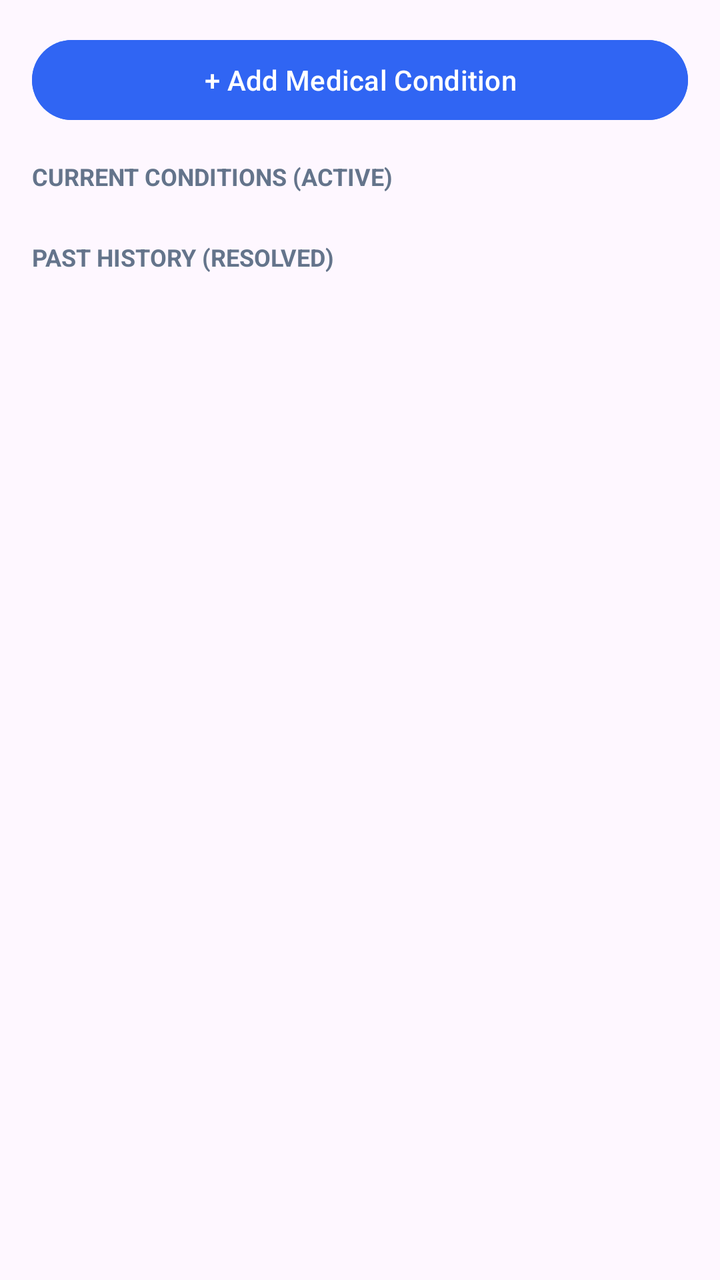
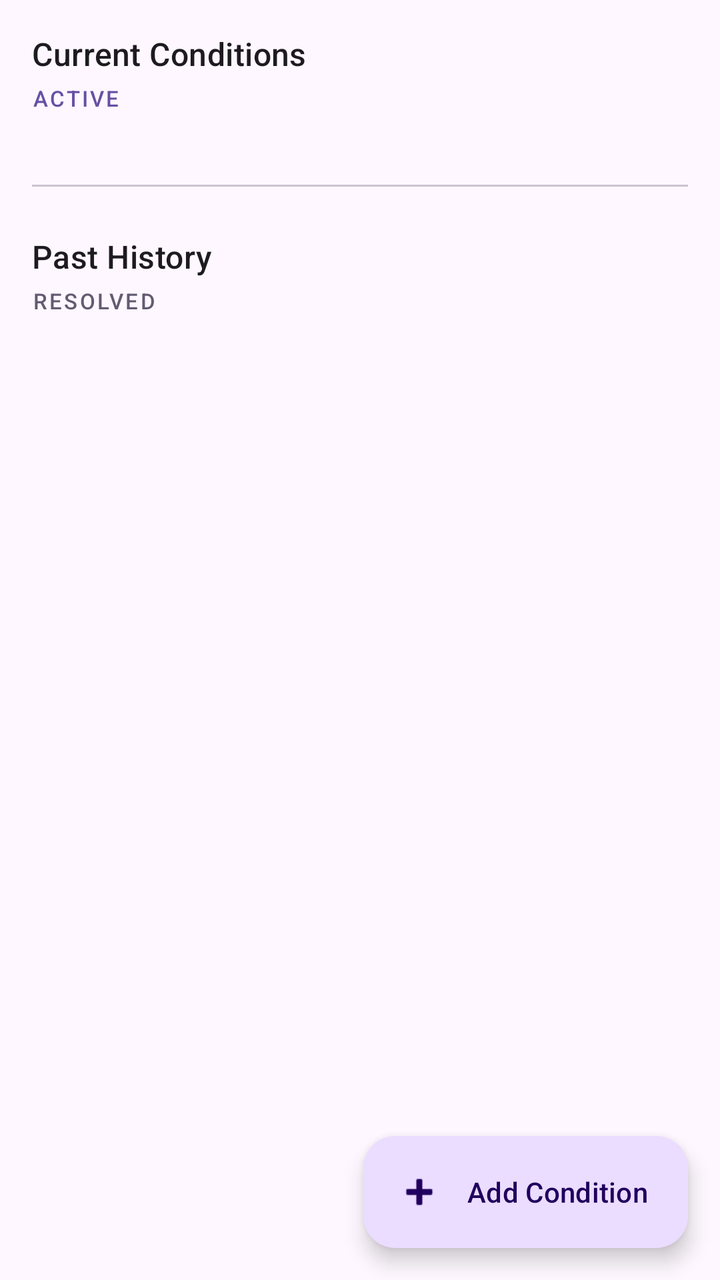

Two renders of the same Android screen: before a commit and after it. Below are the layout's source before the change and the commit's diff.
<!-- AndroidManifest.xml: application theme Theme.Healthcare_app -->
<!-- res/layout/fragment_overview.xml -->
<?xml version="1.0" encoding="utf-8"?>
<LinearLayout xmlns:android="http://schemas.android.com/apk/res/android"
    android:layout_width="match_parent"
    android:layout_height="match_parent"
    android:orientation="vertical"
    android:padding="16dp">

    <Button
        android:id="@+id/btnAddConditionTop"
        android:layout_width="match_parent"
        android:layout_height="wrap_content"
        android:text="+ Add Medical Condition"
        android:backgroundTint="@color/patient_primary_blue"
        android:textColor="@android:color/white"
        android:layout_marginBottom="16dp"/>

    <TextView
        android:layout_width="wrap_content"
        android:layout_height="wrap_content"
        android:text="CURRENT CONDITIONS (ACTIVE)"
        android:textColor="@color/patient_text_secondary"
        android:textSize="12sp"
        android:textStyle="bold" />

    <androidx.recyclerview.widget.RecyclerView
        android:id="@+id/recyclerViewActiveConditions"
        android:layout_width="match_parent"
        android:layout_height="wrap_content"
        android:layout_marginTop="8dp"
        android:layout_marginBottom="16dp"
        android:clipToPadding="false" />

    <TextView
        android:layout_width="wrap_content"
        android:layout_height="wrap_content"
        android:text="PAST HISTORY (RESOLVED)"
        android:textColor="@color/patient_text_secondary"
        android:textSize="12sp"
        android:textStyle="bold" />

    <androidx.recyclerview.widget.RecyclerView
        android:id="@+id/recyclerViewPastHistory"
        android:layout_width="match_parent"
        android:layout_height="0dp"
        android:layout_weight="1"
        android:layout_marginTop="8dp"
        android:clipToPadding="false" />

</LinearLayout>
<!-- resources referenced by this layout -->
<resources>
  <color name="patient_primary_blue">#3065F3</color>
  <color name="patient_text_secondary">#64748B</color>
  <style name="Theme.Healthcare_app" parent="Base.Theme.Healthcare_app" />
  <style name="Base.Theme.Healthcare_app" parent="Theme.Material3.DayNight.NoActionBar">
      </style>
</resources>

<!-- the commit's change to res/layout/fragment_overview.xml (unified diff, before → after) -->
@@ -1,49 +1,90 @@
 <?xml version="1.0" encoding="utf-8"?>
-<LinearLayout xmlns:android="http://schemas.android.com/apk/res/android"
+<androidx.coordinatorlayout.widget.CoordinatorLayout xmlns:android="http://schemas.android.com/apk/res/android"
+    xmlns:app="http://schemas.android.com/apk/res-auto"
     android:layout_width="match_parent"
-    android:layout_height="match_parent"
-    android:orientation="vertical"
-    android:padding="16dp">
+    android:layout_height="match_parent">
 
-    <Button
+    <androidx.core.widget.NestedScrollView
+        android:layout_width="match_parent"
+        android:layout_height="match_parent">
+
+        <LinearLayout
+            android:layout_width="match_parent"
+            android:layout_height="wrap_content"
+            android:orientation="vertical"
+            android:paddingStart="16dp"
+            android:paddingEnd="16dp"
+            android:paddingTop="16dp"
+            android:paddingBottom="96dp">
+
+            
+            <TextView
+                android:layout_width="match_parent"
+                android:layout_height="wrap_content"
+                android:text="Current Conditions"
+                android:textAppearance="?attr/textAppearanceTitleMedium"
+                android:textColor="?attr/colorOnSurface"
+                android:layout_marginBottom="4dp" />
+
+            <TextView
+                android:layout_width="match_parent"
+                android:layout_height="wrap_content"
+                android:text="ACTIVE"
+                android:textAppearance="?attr/textAppearanceLabelSmall"
+                android:textColor="?attr/colorPrimary"
+                android:letterSpacing="0.1"
+                android:layout_marginBottom="12dp" />
+
+            <androidx.recyclerview.widget.RecyclerView
+                android:id="@+id/recyclerViewActiveConditions"
+                android:layout_width="match_parent"
+                android:layout_height="wrap_content"
+                android:layout_marginBottom="24dp"
+                android:clipToPadding="false"
+                android:nestedScrollingEnabled="false" />
+
+            <com.google.android.material.divider.MaterialDivider
+                android:layout_width="match_parent"
+                android:layout_height="wrap_content"
+                android:layout_marginBottom="24dp"
+                app:dividerColor="?attr/colorOutlineVariant" />
+
+            
+            <TextView
+                android:layout_width="match_parent"
+                android:layout_height="wrap_content"
+                android:text="Past History"
+                android:textAppearance="?attr/textAppearanceTitleMedium"
+                android:textColor="?attr/colorOnSurface"
+                android:layout_marginBottom="4dp" />
+
+            <TextView
+                android:layout_width="match_parent"
+                android:layout_height="wrap_content"
+                android:text="RESOLVED"
+                android:textAppearance="?attr/textAppearanceLabelSmall"
+                android:textColor="?attr/colorSecondary"
+                android:letterSpacing="0.1"
+                android:layout_marginBottom="12dp" />
+
+            <androidx.recyclerview.widget.RecyclerView
+                android:id="@+id/recyclerViewPastHistory"
+                android:layout_width="match_parent"
+                android:layout_height="wrap_content"
+                android:clipToPadding="false"
+                android:nestedScrollingEnabled="false" />
+
+        </LinearLayout>
+
+    </androidx.core.widget.NestedScrollView>
+
+    <com.google.android.material.floatingactionbutton.ExtendedFloatingActionButton
         android:id="@+id/btnAddConditionTop"
-        android:layout_width="match_parent"
-        android:layout_height="wrap_content"
-        android:text="+ Add Medical Condition"
-        android:backgroundTint="@color/patient_primary_blue"
-        android:textColor="@android:color/white"
-        android:layout_marginBottom="16dp"/>
-
-    <TextView
         android:layout_width="wrap_content"
         android:layout_height="wrap_content"
-        android:text="CURRENT CONDITIONS (ACTIVE)"
-        android:textColor="@color/patient_text_secondary"
-        android:textSize="12sp"
-        android:textStyle="bold" />
+        android:layout_gravity="bottom|end"
+        android:layout_margin="16dp"
+        android:text="Add Condition"
+        app:icon="@android:drawable/ic_input_add" />
 
-    <androidx.recyclerview.widget.RecyclerView
-        android:id="@+id/recyclerViewActiveConditions"
-        android:layout_width="match_parent"
-        android:layout_height="wrap_content"
-        android:layout_marginTop="8dp"
-        android:layout_marginBottom="16dp"
-        android:clipToPadding="false" />
-
-    <TextView
-        android:layout_width="wrap_content"
-        android:layout_height="wrap_content"
-        android:text="PAST HISTORY (RESOLVED)"
-        android:textColor="@color/patient_text_secondary"
-        android:textSize="12sp"
-        android:textStyle="bold" />
-
-    <androidx.recyclerview.widget.RecyclerView
-        android:id="@+id/recyclerViewPastHistory"
-        android:layout_width="match_parent"
-        android:layout_height="0dp"
-        android:layout_weight="1"
-        android:layout_marginTop="8dp"
-        android:clipToPadding="false" />
-
-</LinearLayout>
+</androidx.coordinatorlayout.widget.CoordinatorLayout>
<!-- resource entries referenced after the edit -->
@@ -1,7 +1,5 @@
 <!-- resources referenced by this layout -->
 <resources>
-  <color name="patient_primary_blue">#3065F3</color>
-  <color name="patient_text_secondary">#64748B</color>
   <style name="Theme.Healthcare_app" parent="Base.Theme.Healthcare_app" />
   <style name="Base.Theme.Healthcare_app" parent="Theme.Material3.DayNight.NoActionBar">
       </style>
